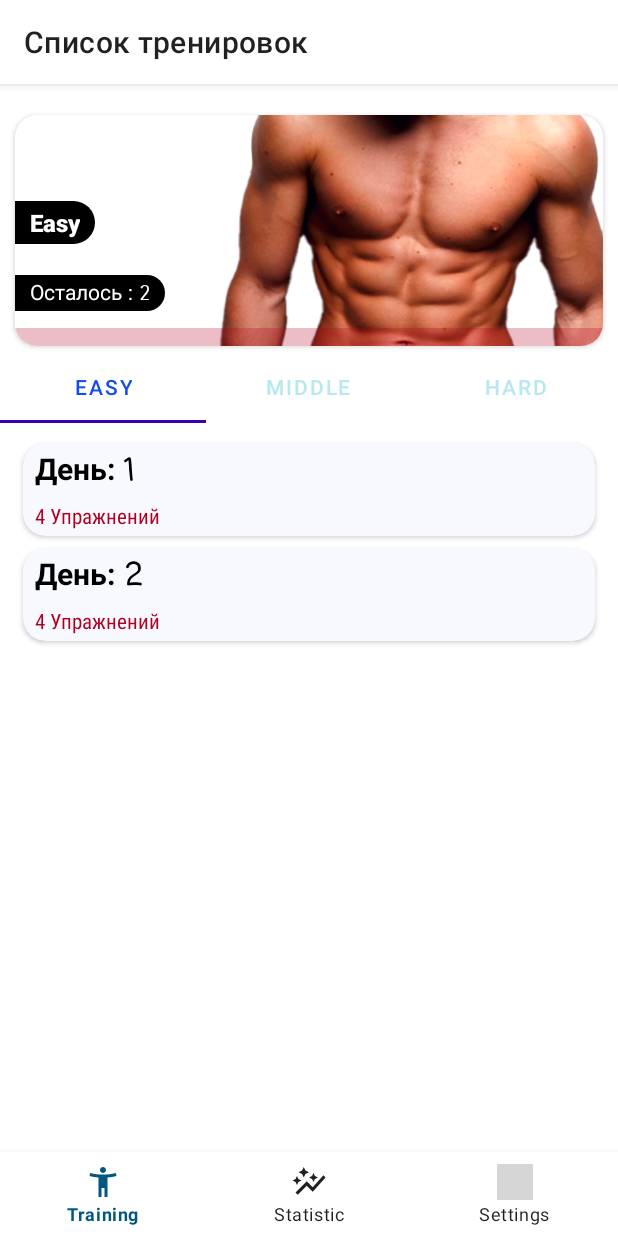
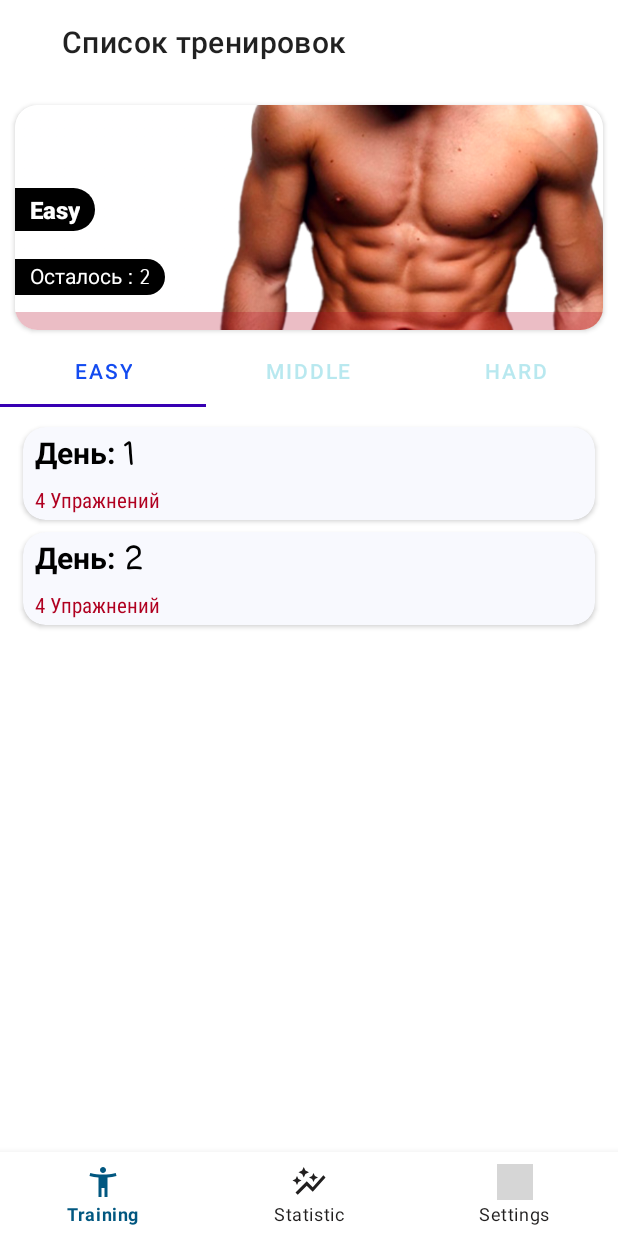
Before and after one commit to Evgen1994-McD/FitnessApp, an Android app built with Jetpack Compose: the screen it shows after launch (MainActivity), on a phone screen of 412 x 824 dp. Run offline under Robolectric (Android 15) with nearby library versions, the phone set to English and light mode, and no system bars; our stand-ins replace Dagger/Hilt's generated code, Room's generated code, navigation-ui; libraries missing offline, so code that uses them is left out: com.dotlottie.dlplayer; grey boxes are pictures that could not be loaded.

Commit message:
Настройка Action Bar и разметки

```diff
--- a/app/src/main/java/com/example/fitnessapp/MainActivity.kt
+++ b/app/src/main/java/com/example/fitnessapp/MainActivity.kt
@@ -41,6 +41,8 @@ lateinit var tts:TextToSpeech // инициализируем в MainActivity п
         binding = ActivityMainBinding.inflate(layoutInflater)
         enableEdgeToEdge()
         setContentView(binding.root)
+        val toolbar = binding.materialToolbar
+        setSupportActionBar(toolbar)
         navHostFragment = supportFragmentManager.findFragmentById(R.id.fragmentContainerView) as NavHostFragment
         navController =  navHostFragment.navController
         bottomNavigationView = binding.bottomNavigationView
--- a/app/src/main/java/com/example/fitnessapp/training/ui/fragments/TrainingFragment.kt
+++ b/app/src/main/java/com/example/fitnessapp/training/ui/fragments/TrainingFragment.kt
@@ -41,6 +41,7 @@ private lateinit var binding: FragmentTrainingBinding
         topCardObserver()
         isCustomTrainingEmpty()
         model.getCustomDaysList()
+
 
     }
     private fun isCustomTrainingEmpty(){
--- a/app/src/main/res/layout/activity_main.xml
+++ b/app/src/main/res/layout/activity_main.xml
@@ -8,6 +8,18 @@
     android:background="@color/white"
     tools:context=".MainActivity">
 
+    <com.google.android.material.appbar.MaterialToolbar
+        android:id="@+id/materialToolbar"
+        android:layout_width="409dp"
+        android:layout_height="wrap_content"
+        android:background="?attr/colorPrimary"
+        android:minHeight="?attr/actionBarSize"
+        android:theme="?attr/actionBarTheme"
+        app:layout_constraintEnd_toEndOf="parent"
+        app:layout_constraintStart_toStartOf="parent"
+        app:layout_constraintTop_toTopOf="parent"
+        app:titleMarginStart="40dp" />
+
     <fragment
         android:id="@+id/fragmentContainerView"
         android:name="androidx.navigation.fragment.NavHostFragment"
@@ -17,7 +29,7 @@
         app:layout_constraintBottom_toTopOf="@+id/bottomNavigationView"
         app:layout_constraintEnd_toEndOf="parent"
         app:layout_constraintStart_toStartOf="parent"
-        app:layout_constraintTop_toTopOf="parent"
+        app:layout_constraintTop_toBottomOf="@id/materialToolbar"
         app:navGraph="@navigation/main_nav_graph" />
 
     <com.google.android.material.bottomnavigation.BottomNavigationView
--- a/app/src/main/res/layout/fragment_training.xml
+++ b/app/src/main/res/layout/fragment_training.xml
@@ -135,7 +135,7 @@
         android:layout_height="wrap_content"
         android:orientation="horizontal"
         app:layout_constraintEnd_toEndOf="parent"
-        app:layout_constraintGuide_percent="0.1"
+        app:layout_constraintGuide_percent="0.02"
         app:layout_constraintStart_toStartOf="parent"
         app:layout_constraintTop_toTopOf="parent" />
 
@@ -144,6 +144,6 @@
         android:layout_width="wrap_content"
         android:layout_height="wrap_content"
         android:orientation="horizontal"
-        app:layout_constraintGuide_percent="0.3" />
+        app:layout_constraintGuide_percent="0.23" />
 
 </androidx.constraintlayout.widget.ConstraintLayout>
--- a/app/src/main/res/values/themes.xml
+++ b/app/src/main/res/values/themes.xml
@@ -7,7 +7,7 @@
     </style>
 
 
-    <style name="Theme.FitnessApp" parent="Theme.MaterialComponents.Light" >
+    <style name="Theme.FitnessApp" parent="Theme.MaterialComponents.Light.NoActionBar" >
         <item name="colorPrimary">@color/white</item>
         <item name="colorSecondary">@color/secondary</item>
         <item name="android:windowFullscreen">true</item>
```
